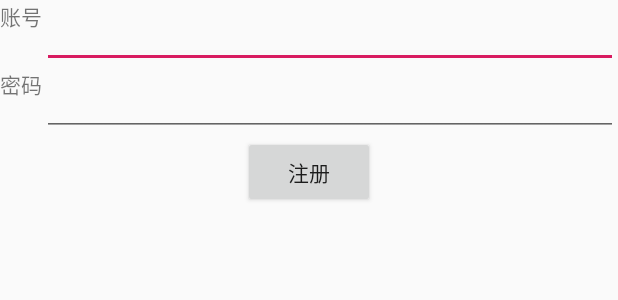
After one commit to Mavolas/MavoEC_MVP_Kotlin, an Android app: the layout activity_register.xml on its own in the app's theme, with its tools: preview values and no code run, on a phone screen of 412 x 824 dp. The commit adds this screen. Shown: the top 300 px of the screen. Run offline under Robolectric (Android 15) with nearby library versions, the phone set to English and light mode, and no system bars.

Commit message:
MVP 架构基础完成

```diff
--- a/app/build.gradle
+++ b/app/build.gradle
@@ -23,11 +23,8 @@ android {
 
 dependencies {
     implementation fileTree(dir: 'libs', include: ['*.jar'])
-    implementation 'com.android.support:appcompat-v7:28.0.0'
     implementation 'com.android.support.constraint:constraint-layout:1.1.3'
     testImplementation 'junit:junit:4.12'
-    androidTestImplementation 'com.android.support.test:runner:1.0.2'
-    androidTestImplementation 'com.android.support.test.espresso:espresso-core:3.0.2'
     implementation project(':provider')
 
     if (isUserModule.toBoolean()){
--- a/base/src/main/java/com/mavolas/base/ui/activity/BaseActivity.kt
+++ b/base/src/main/java/com/mavolas/base/ui/activity/BaseActivity.kt
@@ -1,9 +1,11 @@
 package com.mavolas.base.ui.activity
+
+import android.support.v7.app.AppCompatActivity
 
 
 /**
  * Author by Andy
  * Date on 2018/12/26.
  */
-open class BaseActivity {
+open class BaseActivity : AppCompatActivity() {
 }
--- a/provider/build.gradle
+++ b/provider/build.gradle
@@ -27,10 +27,6 @@ android {
 dependencies {
     implementation fileTree(dir: 'libs', include: ['*.jar'])
 
-    implementation 'com.android.support:appcompat-v7:28.0.0'
     testImplementation 'junit:junit:4.12'
-    androidTestImplementation 'com.android.support.test:runner:1.0.2'
-    androidTestImplementation 'com.android.support.test.espresso:espresso-core:3.0.2'
-
     api project(':base')
 }
--- a/usercenter/build.gradle
+++ b/usercenter/build.gradle
@@ -5,7 +5,6 @@ if (isUserModule.toBoolean()){
 }
 
 apply plugin: 'kotlin-android'
-
 apply plugin: 'kotlin-android-extensions'
 
 android {
@@ -48,10 +47,6 @@ android {
 
 dependencies {
     implementation fileTree(dir: 'libs', include: ['*.jar'])
-
-    implementation 'com.android.support:appcompat-v7:28.0.0'
     testImplementation 'junit:junit:4.12'
-    androidTestImplementation 'com.android.support.test:runner:1.0.2'
-    androidTestImplementation 'com.android.support.test.espresso:espresso-core:3.0.2'
     api project(':provider')
 }
--- a/usercenter/src/main/java/com/mavolas/usercenter/view/RegisterView.kt
+++ b/usercenter/src/main/java/com/mavolas/usercenter/view/RegisterView.kt
@@ -8,5 +8,5 @@ import com.mavolas.base.presenter.view.BaseView
  */
 interface RegisterView :BaseView {
 
-    fun onRegisterResult(result:String)
+    fun onRegisterResult(result:Boolean)
 }
--- /dev/null
+++ b/usercenter/src/main/res/layout/activity_register.xml
@@ -0,0 +1,45 @@
+<?xml version="1.0" encoding="utf-8"?>
+<LinearLayout xmlns:android="http://schemas.android.com/apk/res/android"
+    android:orientation="vertical" android:layout_width="match_parent"
+    android:layout_height="match_parent">
+
+
+    <LinearLayout
+        android:layout_width="match_parent"
+        android:layout_height="wrap_content">
+
+        <TextView
+            android:text="账号"
+            android:layout_width="wrap_content"
+            android:layout_height="match_parent" />
+
+        <EditText
+            android:layout_width="match_parent"
+            android:layout_height="wrap_content" />
+
+    </LinearLayout>
+
+
+    <LinearLayout
+        android:layout_width="match_parent"
+        android:layout_height="wrap_content">
+
+        <TextView
+            android:text="密码"
+            android:layout_width="wrap_content"
+            android:layout_height="match_parent" />
+
+        <EditText
+            android:layout_width="match_parent"
+            android:layout_height="wrap_content" />
+
+    </LinearLayout>
+
+    <Button
+        android:id="@+id/mRegisterBtn"
+        android:layout_gravity="center"
+        android:text="注册"
+        android:layout_width="wrap_content"
+        android:layout_height="wrap_content" />
+
+</LinearLayout>
```
Also changed, not shown: base/build.gradle (+8 -10 lines), usercenter/src/main/java/com/mavolas/usercenter/RegisterActivity.kt (+27 -4 lines), usercenter/src/main/java/com/mavolas/usercenter/presenter/RegisterPresenter.kt (renamed from usercenter/src/main/java/com/mavolas/usercenter/presenter/RegisterPresenteer.kt, +6 -1 lines).
